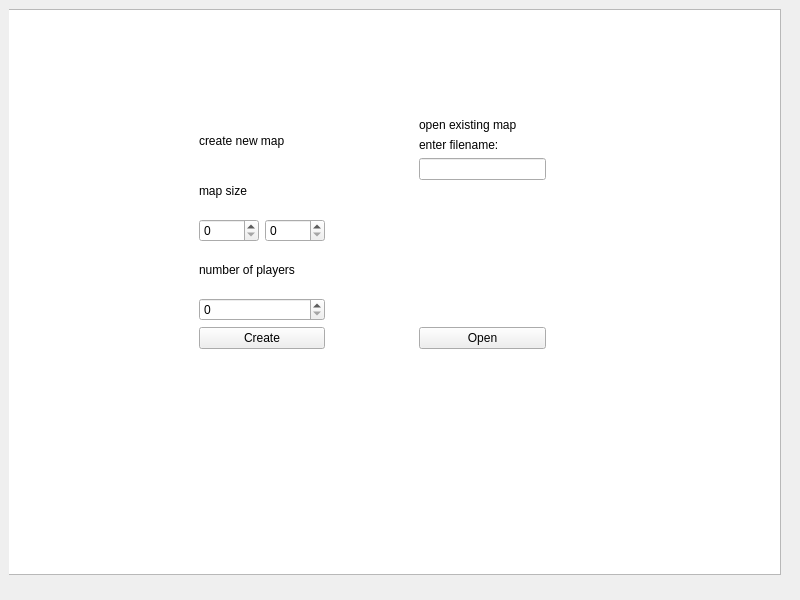
Qt form game/client/clientmainwindow.ui (ivanGrzegorczyk/TP-Final-Dune-Grupo-1) before a commit.
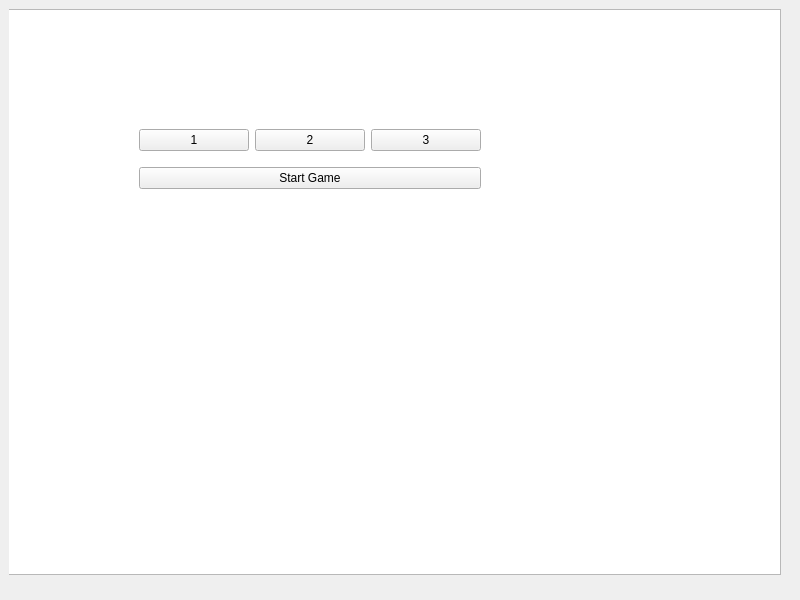
The same form after that commit.

Commit message: select house from lobby

```diff
--- a/game/client/clientmainwindow.ui
+++ b/game/client/clientmainwindow.ui
@@ -36,100 +36,42 @@
       <widget class="QWidget" name="verticalLayoutWidget">
        <property name="geometry">
         <rect>
-         <x>190</x>
+         <x>130</x>
          <y>110</y>
-         <width>126</width>
-         <height>230</height>
+         <width>342</width>
+         <height>80</height>
         </rect>
        </property>
        <layout class="QVBoxLayout" name="create_box">
         <item>
-         <widget class="QLabel" name="label">
-          <property name="text">
-           <string>create new map</string>
-          </property>
-         </widget>
-        </item>
+         <layout class="QHBoxLayout" name="horizontalLayout">
         <item>
-         <widget class="QLabel" name="label_2">
+           <widget class="QPushButton" name="house_button_1">
           <property name="text">
-           <string>map size</string>
+             <string>1</string>
           </property>
          </widget>
         </item>
         <item>
-         <layout class="QHBoxLayout" name="map_size">
-          <item>
-           <widget class="QSpinBox" name="x"/>
-          </item>
-          <item>
-           <widget class="QSpinBox" name="y"/>
-          </item>
-         </layout>
-        </item>
-        <item>
-         <widget class="QLabel" name="label_3">
+           <widget class="QPushButton" name="house_button_2">
           <property name="text">
-           <string>number of players</string>
+             <string>2</string>
           </property>
          </widget>
         </item>
         <item>
-         <widget class="QSpinBox" name="num_players"/>
-        </item>
-        <item>
-         <widget class="QPushButton" name="create_button">
+           <widget class="QPushButton" name="house_button_3">
           <property name="text">
-           <string>Create</string>
+             <string>3</string>
           </property>
          </widget>
         </item>
        </layout>
-      </widget>
-      <widget class="QWidget" name="verticalLayoutWidget_2">
-       <property name="geometry">
-        <rect>
-         <x>410</x>
-         <y>109</y>
-         <width>127</width>
-         <height>231</height>
-        </rect>
-       </property>
-       <layout class="QVBoxLayout" name="open_box">
-        <item>
-         <widget class="QLabel" name="label_4">
-          <property name="text">
-           <string>open existing map</string>
-          </property>
-         </widget>
         </item>
         <item>
-         <widget class="QLabel" name="label_5">
+         <widget class="QPushButton" name="start_button">
           <property name="text">
-           <string>enter filename:</string>
-          </property>
-         </widget>
-        </item>
-        <item>
-         <widget class="QLineEdit" name="filename"/>
-        </item>
-        <item>
-         <spacer name="verticalSpacer">
-          <property name="orientation">
-           <enum>Qt::Vertical</enum>
-          </property>
-          <property name="sizeHint" stdset="0">
-           <size>
-            <width>20</width>
-            <height>40</height>
-           </size>
-          </property>
-         </spacer>
-        </item>
-        <item>
-         <widget class="QPushButton" name="open_button">
-          <property name="text">
-           <string>Open</string>
+           <string>Start Game</string>
           </property>
          </widget>
         </item>
```
Left out of the diff: 2 changed lines with no effect on the pictures. Lines whose indentation alone changed are shown as unchanged. The commit also changes 6 other files.
